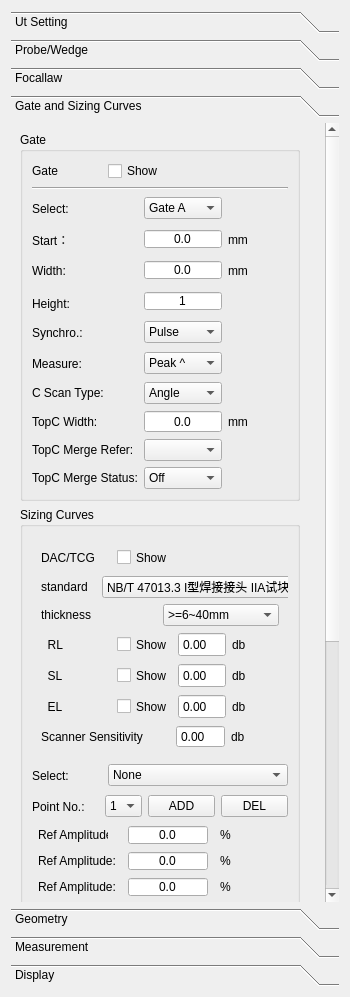
This is phascan_view/ui/DopplerGroupTab.ui in qinxingying/hello-word as Qt 5 draws it before an edit. The edited form follows.
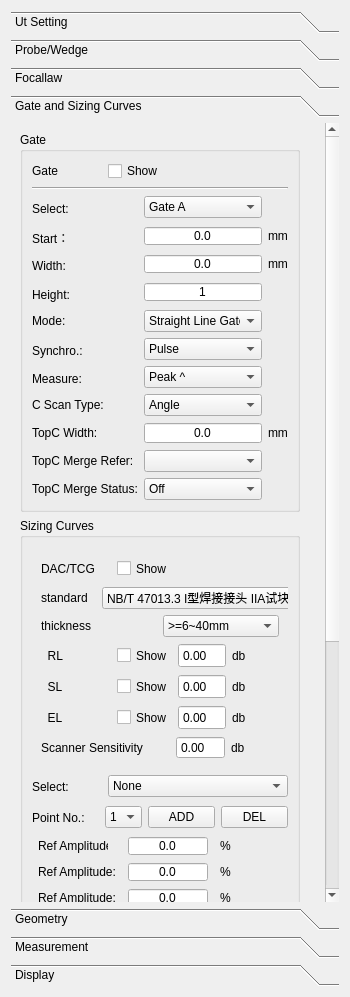
This is the edited form. The open tabs and pages were chosen to show the change. Icons and pictures are not drawn. Custom widgets are drawn as their Qt base class.

Patch:
```diff
--- a/phascan_view/ui/DopplerGroupTab.ui
+++ b/phascan_view/ui/DopplerGroupTab.ui
@@ -4974,7 +4974,7 @@
             <x>0</x>
             <y>0</y>
             <width>309</width>
-            <height>1156</height>
+            <height>1159</height>
            </rect>
           </property>
           <property name="sizePolicy">
@@ -5034,14 +5034,14 @@
                 <property name="sizeConstraint">
                  <enum>QLayout::SetFixedSize</enum>
                 </property>
-                <item row="7" column="2">
+                <item row="8" column="2">
                  <widget class="QLabel" name="LabelTopcWidthUnit">
                   <property name="text">
                    <string>mm</string>
                   </property>
                  </widget>
                 </item>
-                <item row="6" column="1">
+                <item row="7" column="1">
                  <widget class="QComboBox" name="ComCscanType">
                   <item>
                    <property name="text">
@@ -5268,7 +5268,7 @@
                   </property>
                  </widget>
                 </item>
-                <item row="4" column="0">
+                <item row="5" column="0">
                  <widget class="QLabel" name="LabelGateSync">
                   <property name="sizePolicy">
                    <sizepolicy hsizetype="Fixed" vsizetype="Fixed">
@@ -5287,7 +5287,7 @@
                   </property>
                  </widget>
                 </item>
-                <item row="4" column="1">
+                <item row="5" column="1">
                  <widget class="QComboBox" name="ComGateSync">
                   <item>
                    <property name="text">
@@ -5306,7 +5306,7 @@
                   </item>
                  </widget>
                 </item>
-                <item row="5" column="0">
+                <item row="6" column="0">
                  <widget class="QLabel" name="LabelGateMeasure">
                   <property name="sizePolicy">
                    <sizepolicy hsizetype="Fixed" vsizetype="Fixed">
@@ -5331,7 +5331,7 @@
                   </property>
                  </widget>
                 </item>
-                <item row="5" column="1">
+                <item row="6" column="1">
                  <widget class="QComboBox" name="ComGateMeasure">
                   <item>
                    <property name="text">
@@ -5382,51 +5382,51 @@
                   </property>
                  </widget>
                 </item>
-                <item row="6" column="0">
+                <item row="7" column="0">
                  <widget class="QLabel" name="LabelCscanType">
                   <property name="text">
                    <string>C Scan Type:</string>
                   </property>
                  </widget>
                 </item>
-                <item row="7" column="0">
+                <item row="8" column="0">
                  <widget class="QLabel" name="LabelTopcWidth">
                   <property name="text">
                    <string>TopC Width:</string>
                   </property>
                  </widget>
                 </item>
-                <item row="7" column="1">
-                 <widget class="QDoubleSpinBox" name="ValueTopcWidth">
-                  <property name="alignment">
-                   <set>Qt::AlignCenter</set>
-                  </property>
-                  <property name="buttonSymbols">
-                   <enum>QAbstractSpinBox::NoButtons</enum>
-                  </property>
-                  <property name="decimals">
-                   <number>1</number>
-                  </property>
-                 </widget>
-                </item>
                 <item row="8" column="1">
+                 <widget class="QDoubleSpinBox" name="ValueTopcWidth">
+                  <property name="alignment">
+                   <set>Qt::AlignCenter</set>
+                  </property>
+                  <property name="buttonSymbols">
+                   <enum>QAbstractSpinBox::NoButtons</enum>
+                  </property>
+                  <property name="decimals">
+                   <number>1</number>
+                  </property>
+                 </widget>
+                </item>
+                <item row="9" column="1">
                  <widget class="QComboBox" name="ComTopCMergeRefer"/>
                 </item>
-                <item row="8" column="0">
+                <item row="9" column="0">
                  <widget class="QLabel" name="LabelTopcMergeRefer">
                   <property name="text">
                    <string>TopC Merge Refer:</string>
                   </property>
                  </widget>
                 </item>
-                <item row="9" column="0">
+                <item row="10" column="0">
                  <widget class="QLabel" name="LabelTopcMergeStatus">
                   <property name="text">
                    <string>TopC Merge Status:</string>
                   </property>
                  </widget>
                 </item>
-                <item row="9" column="1">
+                <item row="10" column="1">
                  <widget class="QComboBox" name="ComTopcMergeStatus">
                   <item>
                    <property name="text">
@@ -5440,6 +5440,27 @@
                   </item>
                  </widget>
                 </item>
+                <item row="4" column="0">
+                 <widget class="QLabel" name="LabelGateMode">
+                  <property name="text">
+                   <string>Mode:</string>
+                  </property>
+                 </widget>
+                </item>
+                <item row="4" column="1">
+                 <widget class="QComboBox" name="ComGateMode">
+                  <item>
+                   <property name="text">
+                    <string>Straight Line Gate</string>
+                   </property>
+                  </item>
+                  <item>
+                   <property name="text">
+                    <string>Curve Line Gate</string>
+                   </property>
+                  </item>
+                 </widget>
+                </item>
                </layout>
               </item>
               <item row="0" column="0">
```
Left out of the diff: 7 changed lines with no effect on the pictures.
